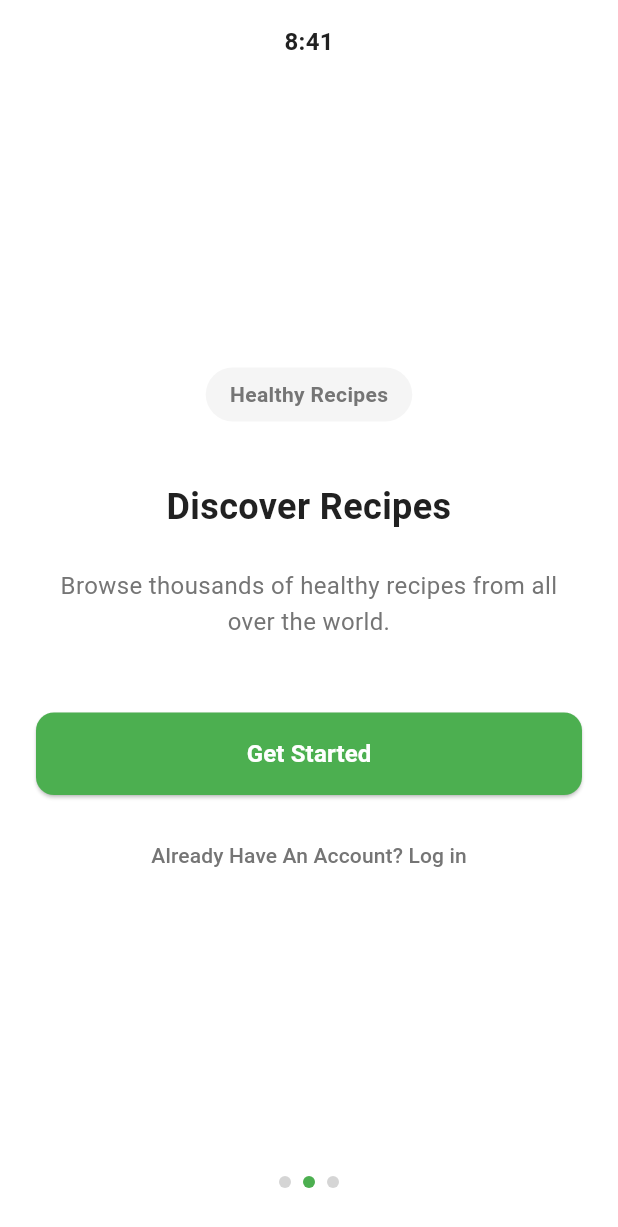
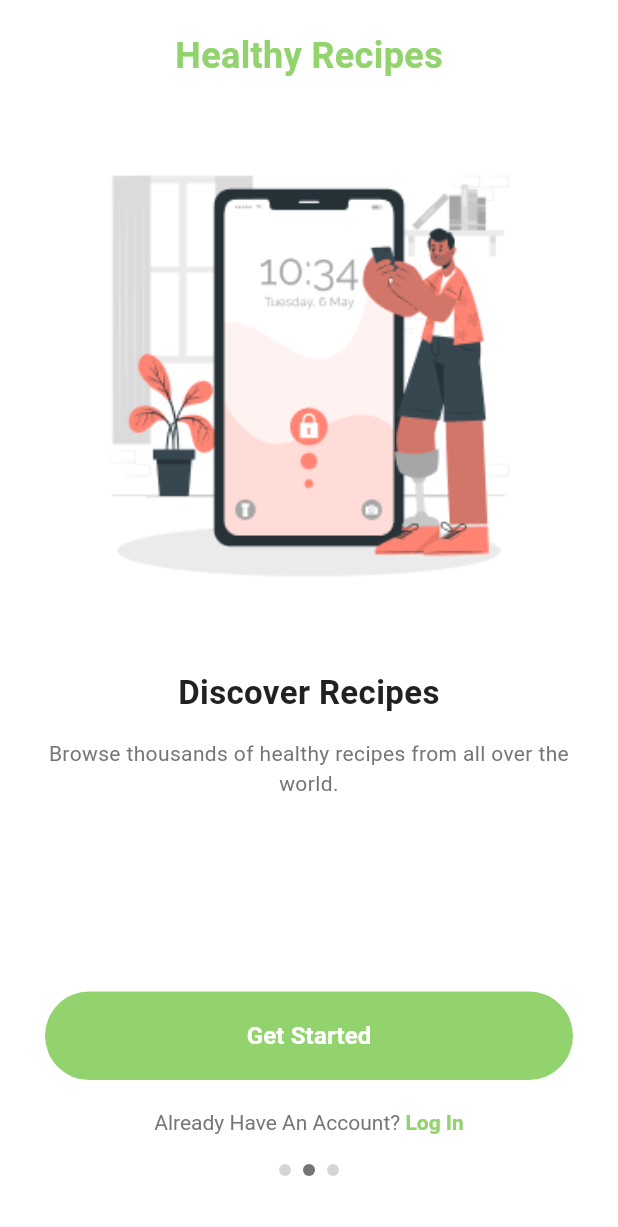
Before and after one commit to Elia-Helou/flutter_project, a Flutter app: the screen it shows after launch, swiped to page 2, on a phone screen of 412 x 824 dp. Shown: the top 1227 px of the screen. Run offline on Flutter 3.47's test engine with Material 3 defaults, Android fonts, the phone set to English and light mode, and no system bars.

Commit message:
fixed onboarding pages

```diff
--- a/lib/core/constants/colors.dart
+++ b/lib/core/constants/colors.dart
@@ -7,4 +7,5 @@ class AppColors {
   static const textPrimary = Color(0xFF212121);
   static const textSecondary = Color(0xFF757575);
   static const kcalBackground = Color(0xFFF5F5F5);
+  static const splashBackground = Color(0xFF92D36E);
 }
--- a/lib/main.dart
+++ b/lib/main.dart
@@ -1,5 +1,6 @@
 import 'package:flutter/material.dart';
-import 'screens/onboarding_screen.dart';
+import 'screens/splash_screen.dart';
+// import 'screens/onboarding_screen.dart';
 
 void main() {
   runApp(const MyApp());
@@ -17,7 +18,7 @@ class MyApp extends StatelessWidget {
         colorScheme: ColorScheme.fromSeed(seedColor: Colors.green),
         useMaterial3: true,
       ),
-      home: const OnboardingScreen(),
+      home: const SplashScreen(),
     );
   }
 }
--- a/lib/screens/onboarding_screen.dart
+++ b/lib/screens/onboarding_screen.dart
@@ -1,4 +1,5 @@
 import 'package:flutter/material.dart';
+import 'package:flutter/services.dart';
 import '../core/constants/colors.dart';
 import 'package:project/widgets/onboarding_page.dart';
 import 'package:project/widgets/page_indicator.dart';
@@ -21,22 +22,19 @@ class _OnboardingScreenState extends State<OnboardingScreen> {
       'kcal': 'ZUAMICA',
       'title': 'Eat Healthy',
       'subtitle': 'Maintaining good health should be the primary focus of everyone.',
-      'time': '8:41',
-      'image': 'assets/images/onboarding1.png',
+      'image': 'assets/images/onboarding/onboarding1.png',
     },
     {
       'kcal': 'Healthy Recipes',
       'title': 'Discover Recipes',
       'subtitle': 'Browse thousands of healthy recipes from all over the world.',
-      'time': '8:41',
-      'image': 'assets/images/onboarding2.png',
+      'image': 'assets/images/onboarding/onboarding2.png',
     },
     {
       'kcal': 'Track Progress',
       'title': 'Track Your Health',
       'subtitle': 'With amazing inbuilt tools you can track your progress.',
-      'time': '8:41',
-      'image': 'assets/images/onboarding3.png',
+      'image': 'assets/images/onboarding/onboarding3.png',
     },
   ];
 
@@ -55,30 +53,31 @@ class _OnboardingScreenState extends State<OnboardingScreen> {
 
   @override
   Widget build(BuildContext context) {
+    // Set status bar to be transparent and use dark icons for light background
+    SystemChrome.setSystemUIOverlayStyle(const SystemUiOverlayStyle(
+      statusBarColor: Colors.transparent,
+      statusBarIconBrightness: Brightness.dark,
+    ));
+
     return Scaffold(
       backgroundColor: AppColors.background,
       body: SafeArea(
         child: Column(
           children: [
-            // Time indicator (mock)
+            // Top 'kcal' text
             Padding(
-              padding: const EdgeInsets.all(16.0),
-              child: Row(
-                mainAxisAlignment: MainAxisAlignment.center,
-                children: [
-                  Text(
-                    onboardingData[_currentPage]['time']!,
-                    style: const TextStyle(
-                      fontSize: 16,
-                      fontWeight: FontWeight.bold,
-                      color: AppColors.textPrimary,
-                    ),
-                  ),
-                ],
+              padding: const EdgeInsets.only(top: 20.0, bottom: 10.0),
+              child: Text(
+                onboardingData[_currentPage]['kcal']!,
+                style: const TextStyle(
+                  fontSize: 24,
+                  fontWeight: FontWeight.bold,
+                  color: AppColors.splashBackground,
+                ),
               ),
             ),
 
-            // Page view
+            // Page view for onboarding content
             Expanded(
               child: PageView.builder(
                 controller: _pageController,
@@ -86,12 +85,12 @@ class _OnboardingScreenState extends State<OnboardingScreen> {
                 onPageChanged: _onPageChanged,
                 itemBuilder: (context, index) {
                   return OnboardingPage(
-                    kcal: onboardingData[index]['kcal']!,
+                    imagePath: onboardingData[index]['image']!,
                     title: onboardingData[index]['title']!,
                     subtitle: onboardingData[index]['subtitle']!,
                     buttonText: 'Get Started',
-                    loginText: 'Already Have An Account? Log in',
-                    onPressed: _navigateToHome,
+                    loginText: 'Already Have An Account? Log In',
+                    onGetStartedPressed: _navigateToHome,
                   );
                 },
               ),
@@ -99,10 +98,12 @@ class _OnboardingScreenState extends State<OnboardingScreen> {
 
             // Page indicator
             Padding(
-              padding: const EdgeInsets.only(bottom: 32.0),
+              padding: const EdgeInsets.only(bottom: 40.0),
               child: PageIndicator(
                 currentPage: _currentPage,
                 pageCount: onboardingData.length,
+                activeColor: AppColors.textSecondary,
+                inactiveColor: AppColors.textSecondary.withOpacity(0.3),
               ),
             ),
           ],
--- /dev/null
+++ b/lib/screens/splash_screen.dart
@@ -0,0 +1,65 @@
+import 'dart:async';
+import 'package:flutter/material.dart';
+import 'package:flutter/services.dart'; // Required for SystemChrome
+import 'package:project/core/constants/colors.dart';
+import 'package:project/screens/onboarding_screen.dart';
+
+class SplashScreen extends StatefulWidget {
+  const SplashScreen({super.key});
+
+  @override
+  State<SplashScreen> createState() => _SplashScreenState();
+}
+
+class _SplashScreenState extends State<SplashScreen> {
+  @override
+  void initState() {
+    super.initState();
+    // Set status bar color to match background
+    SystemChrome.setSystemUIOverlayStyle(const SystemUiOverlayStyle(
+      statusBarColor: AppColors.splashBackground,
+      statusBarIconBrightness: Brightness.light, // Use light icons on dark background
+    ));
+
+    Timer(
+      const Duration(seconds: 3),
+      () => Navigator.pushReplacement(
+        context,
+        MaterialPageRoute(builder: (context) => const OnboardingScreen()),
+      ),
+    );
+  }
+
+  @override
+  Widget build(BuildContext context) {
+    return Scaffold(
+      backgroundColor: AppColors.splashBackground,
+      body: Center(
+        child: Column(
+          mainAxisAlignment: MainAxisAlignment.center,
+          children: <Widget>[
+            const Spacer(), // Pushes content to center
+            const Text(
+              'kcal',
+              style: TextStyle(
+                fontSize: 80, // Adjust size as needed
+                fontWeight: FontWeight.bold,
+                color: Colors.white,
+              ),
+            ),
+            const Spacer(), // Pushes ZUAMICA to bottom
+            const Text(
+              'ZUAMICA',
+              style: TextStyle(
+                fontSize: 24, // Adjust size as needed
+                fontWeight: FontWeight.w500,
+                color: Colors.white,
+              ),
+            ),
+            const SizedBox(height: 50), // Add some padding at the bottom
+          ],
+        ),
+      ),
+    );
+  }
+}
--- a/lib/widgets/onboarding_page.dart
+++ b/lib/widgets/onboarding_page.dart
@@ -1,113 +1,131 @@
+import 'package:flutter/gestures.dart';
 import 'package:flutter/material.dart';
 
 import '../core/constants/colors.dart';
 
 class OnboardingPage extends StatelessWidget {
-  final String kcal;
+  final String imagePath;
   final String title;
   final String subtitle;
   final String buttonText;
   final String loginText;
-  final VoidCallback onPressed;
+  final VoidCallback onGetStartedPressed;
+  // final VoidCallback? onLoginPressed; // Optional: Add if specific login action is needed
 
   const OnboardingPage({
     super.key,
-    required this.kcal,
+    required this.imagePath,
     required this.title,
     required this.subtitle,
     required this.buttonText,
     required this.loginText,
-    required this.onPressed,
+    required this.onGetStartedPressed,
+    // this.onLoginPressed,
   });
 
   @override
   Widget build(BuildContext context) {
+    // Split login text for styling
+    final loginParts = loginText.split('Log In');
+    final regularText = loginParts[0]; // "Already Have An Account? "
+    const linkText = 'Log In'; // "Log In"
+
     return Padding(
-      padding: const EdgeInsets.symmetric(horizontal: 24.0),
+      padding: const EdgeInsets.symmetric(horizontal: 30.0), // Adjusted horizontal padding
       child: Column(
-        mainAxisAlignment: MainAxisAlignment.center,
+        mainAxisAlignment: MainAxisAlignment.start, // Align content towards start
         children: [
-          // Kcal indicator
-          Container(
-            padding: const EdgeInsets.symmetric(horizontal: 16, vertical: 8),
-            decoration: BoxDecoration(
-              color: AppColors.kcalBackground,
-              borderRadius: BorderRadius.circular(20),
-            ),
-            child: Text(
-              kcal,
-              style: const TextStyle(
-                fontSize: 14,
-                fontWeight: FontWeight.bold,
-                color: AppColors.textSecondary,
-              ),
+          const SizedBox(height: 20), // Space from top 'kcal' text
+
+          // Image
+          Expanded(
+            flex: 5, // Give more space to the image
+            child: Image.asset(
+              imagePath,
+              fit: BoxFit.contain, // Ensure image fits well
             ),
           ),
 
-          const SizedBox(height: 40),
+          const SizedBox(height: 40), // Space below image
 
           // Title
           Text(
             title,
             style: const TextStyle(
-              fontSize: 24,
+              fontSize: 22, // Adjusted size
               fontWeight: FontWeight.bold,
               color: AppColors.textPrimary,
             ),
             textAlign: TextAlign.center,
           ),
 
-          const SizedBox(height: 24),
+          const SizedBox(height: 15), // Space below title
 
           // Subtitle
           Text(
             subtitle,
             style: const TextStyle(
-              fontSize: 16,
+              fontSize: 14, // Adjusted size
               color: AppColors.textSecondary,
-              height: 1.5,
+              height: 1.4, // Adjusted line height
             ),
             textAlign: TextAlign.center,
           ),
 
-          const SizedBox(height: 48),
+          const Spacer(flex: 2), // Pushes button and login text down
 
           // Get Started button
           SizedBox(
             width: double.infinity,
             child: ElevatedButton(
-              onPressed: onPressed,
+              onPressed: onGetStartedPressed,
               style: ElevatedButton.styleFrom(
-                backgroundColor: AppColors.primary,
-                padding: const EdgeInsets.symmetric(vertical: 16),
+                backgroundColor: AppColors.splashBackground, // Use splash green color
+                padding: const EdgeInsets.symmetric(vertical: 18), // Adjusted padding
                 shape: RoundedRectangleBorder(
-                  borderRadius: BorderRadius.circular(12),
+                  borderRadius: BorderRadius.circular(30), // More rounded corners
                 ),
+                elevation: 0, // Remove shadow
               ),
               child: Text(
                 buttonText,
                 style: const TextStyle(
                   fontSize: 16,
                   fontWeight: FontWeight.bold,
-                  color: Colors.white,
+                  color: Colors.white, // White text
                 ),
               ),
             ),
           ),
 
-          const SizedBox(height: 16),
+          const SizedBox(height: 20), // Space below button
 
           // Login text
-          TextButton(
-            onPressed: onPressed,
-            child: Text(
-              loginText,
+          RichText(
+            text: TextSpan(
               style: const TextStyle(
                 fontSize: 14,
                 color: AppColors.textSecondary,
               ),
+              children: <TextSpan>[
+                TextSpan(text: regularText),
+                TextSpan(
+                  text: linkText,
+                  style: const TextStyle(
+                    fontWeight: FontWeight.bold,
+                    color: AppColors.splashBackground, // Use splash green for link
+                  ),
+                  recognizer: TapGestureRecognizer()
+                    ..onTap = () {
+                      // TODO: Implement login navigation/action
+                      print("Log In tapped!");
+                      // if (onLoginPressed != null) onLoginPressed!();
+                    },
+                ),
+              ],
             ),
           ),
+          const SizedBox(height: 20), // Space at the bottom before indicator
         ],
       ),
     );
--- a/lib/widgets/page_indicator.dart
+++ b/lib/widgets/page_indicator.dart
@@ -1,15 +1,17 @@
 import 'package:flutter/material.dart';
-
-import '../core/constants/colors.dart';
 
 class PageIndicator extends StatelessWidget {
   final int currentPage;
   final int pageCount;
+  final Color activeColor;
+  final Color inactiveColor;
 
   const PageIndicator({
     super.key,
     required this.currentPage,
     required this.pageCount,
+    required this.activeColor,
+    required this.inactiveColor,
   });
 
   @override
@@ -23,9 +25,7 @@ class PageIndicator extends StatelessWidget {
           margin: const EdgeInsets.symmetric(horizontal: 4),
           decoration: BoxDecoration(
             shape: BoxShape.circle,
-            color: index == currentPage
-                ? AppColors.primary
-                : AppColors.textSecondary.withOpacity(0.3),
+            color: index == currentPage ? activeColor : inactiveColor,
           ),
         );
       }),
--- a/pubspec.yaml
+++ b/pubspec.yaml
@@ -58,9 +58,10 @@ flutter:
   uses-material-design: true
 
   # To add assets to your application, add an assets section, like this:
-  # assets:
+  assets:
   #   - images/a_dot_burr.jpeg
   #   - images/a_dot_ham.jpeg
+    - assets/images/onboarding/
 
   # An image asset can refer to one or more resolution-specific "variants", see
   # https://flutter.dev/to/resolution-aware-images
```
Also changed, not shown: 1 other file.
